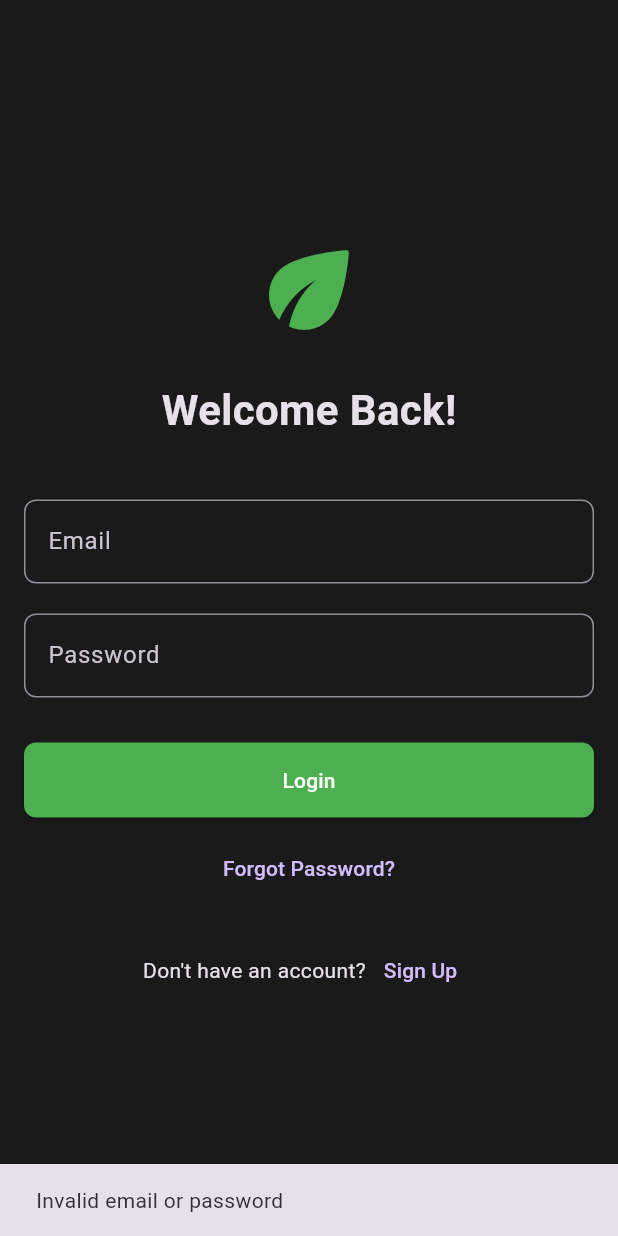
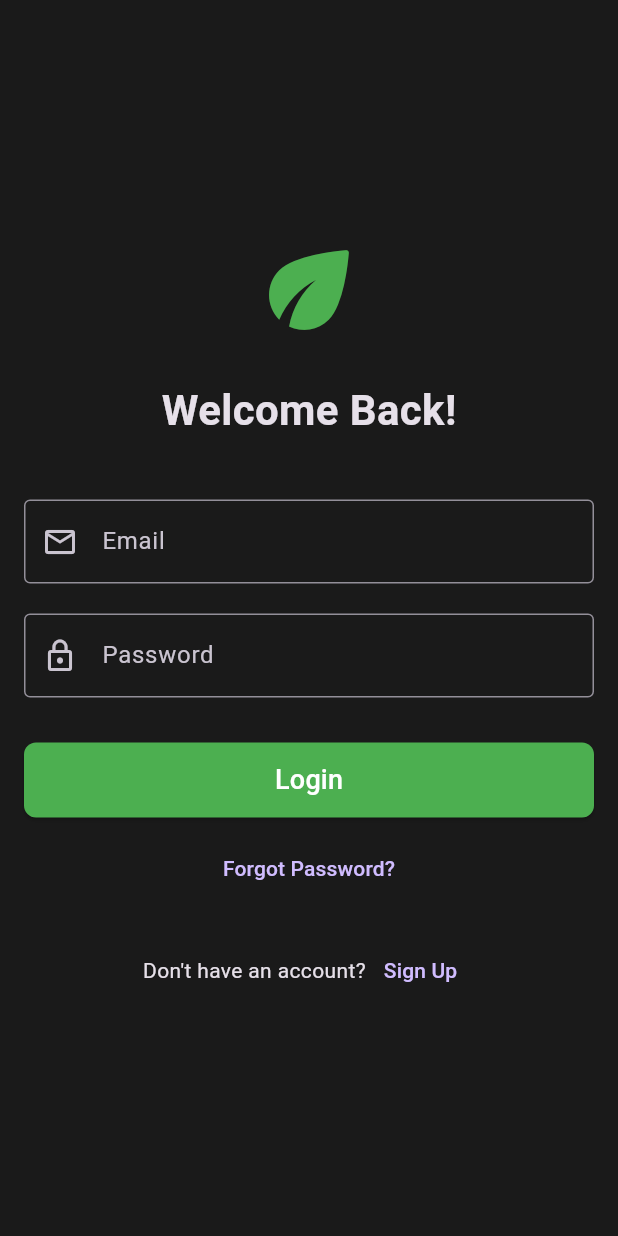
Before and after one commit to Yehia404/Smart-Hydroponic-App, a Flutter app: the screen it shows after launch, after a tap on "Login", on a phone screen of 412 x 824 dp. Run offline on Flutter 3.47's test engine with Material 3 defaults, Android fonts, the phone set to English and light mode, and no system bars; our stand-ins replace cloud_firestore, firebase_core; accounts and stored records are empty.

Commit message:
adjust login_screen

```diff
--- a/lib/view/auth/login_screen.dart
+++ b/lib/view/auth/login_screen.dart
@@ -1,7 +1,5 @@
 import 'package:flutter/material.dart';
-import '../dashboard/dashboard_screen.dart';
-import 'register_screen.dart';
-import 'password_recovery_screen.dart';
+
 class LoginScreen extends StatefulWidget {
   const LoginScreen({super.key});
 
@@ -10,20 +8,16 @@ class LoginScreen extends StatefulWidget {
 }
 
 class _LoginScreenState extends State<LoginScreen> {
+  // Text editing controllers to retrieve input
   final TextEditingController _emailController = TextEditingController();
   final TextEditingController _passwordController = TextEditingController();
 
-  void _login() {
-    if (_emailController.text == "yehia" && _passwordController.text == "123") {
-      Navigator.pushReplacement(
-        context,
-        MaterialPageRoute(builder: (context) => const DashboardScreen()),
-      );
-    } else {
-      ScaffoldMessenger.of(context).showSnackBar(
-        const SnackBar(content: Text('Invalid email or password')),
-      );
-    }
+  @override
+  void dispose() {
+    // Clean up controllers when the widget is removed
+    _emailController.dispose();
+    _passwordController.dispose();
+    super.dispose();
   }
 
   @override
@@ -37,6 +31,7 @@ class _LoginScreenState extends State<LoginScreen> {
               child: Column(
                 mainAxisAlignment: MainAxisAlignment.center,
                 children: [
+                  // Logo
                   const Icon(Icons.eco_rounded, size: 80, color: Colors.green),
                   const SizedBox(height: 20),
                   const Text(
@@ -44,49 +39,70 @@ class _LoginScreenState extends State<LoginScreen> {
                     style: TextStyle(fontSize: 28, fontWeight: FontWeight.bold),
                   ),
                   const SizedBox(height: 40),
+
+                  // Email Input
                   TextField(
                     controller: _emailController,
-                    decoration: const InputDecoration(labelText: 'Email'),
+                    decoration: const InputDecoration(
+                      labelText: 'Email',
+                      prefixIcon: Icon(Icons.email_outlined),
+                      border: OutlineInputBorder(),
+                    ),
                     keyboardType: TextInputType.emailAddress,
                   ),
                   const SizedBox(height: 20),
+
+                  // Password Input
                   TextField(
                     controller: _passwordController,
                     obscureText: true,
-                    decoration: const InputDecoration(labelText: 'Password'),
+                    decoration: const InputDecoration(
+                      labelText: 'Password',
+                      prefixIcon: Icon(Icons.lock_outline),
+                      border: OutlineInputBorder(),
+                    ),
                   ),
+
                   const SizedBox(height: 30),
-                  ElevatedButton(
-                    onPressed: () {
-                      _login();
-                    },
-                    child: const Text('Login'),
+
+                  // Login Button (placeholder - no functionality yet)
+                  SizedBox(
+                    width: double.infinity,
+                    height: 50,
+                    child: ElevatedButton(
+                      onPressed: () {
+                        // TODO: Implement login logic
+                      },
+                      style: ElevatedButton.styleFrom(
+                        backgroundColor: Colors.green,
+                        foregroundColor: Colors.white,
+                      ),
+                      child: const Text(
+                        'Login',
+                        style: TextStyle(fontSize: 18),
+                      ),
+                    ),
                   ),
+
                   const SizedBox(height: 10),
+
+                  // Forgot Password Link (placeholder - no navigation yet)
                   TextButton(
                     onPressed: () {
-                      Navigator.push(
-                        context,
-                        MaterialPageRoute(
-                          builder: (context) => const PasswordRecoveryScreen(),
-                        ),
-                      );
+                      // TODO: Navigate to password recovery screen
                     },
                     child: const Text('Forgot Password?'),
                   ),
                   const SizedBox(height: 20),
+
+                  // Sign Up Link (placeholder - no navigation yet)
                   Row(
                     mainAxisAlignment: MainAxisAlignment.center,
                     children: [
                       const Text("Don't have an account?"),
                       TextButton(
                         onPressed: () {
-                          Navigator.push(
-                            context,
-                            MaterialPageRoute(
-                              builder: (context) => const RegistrationScreen(),
-                            ),
-                          );
+                          // TODO: Navigate to registration screen
                         },
                         child: const Text('Sign Up'),
                       ),
--- a/pubspec.yaml
+++ b/pubspec.yaml
@@ -36,6 +36,8 @@ dependencies:
   firebase_core: ^4.2.1
   firebase_auth: ^6.1.2
   cloud_firestore: ^6.1.0
+  provider: ^6.1.5+1
+
 
 
 
```
Also changed, not shown: pubspec.lock.
